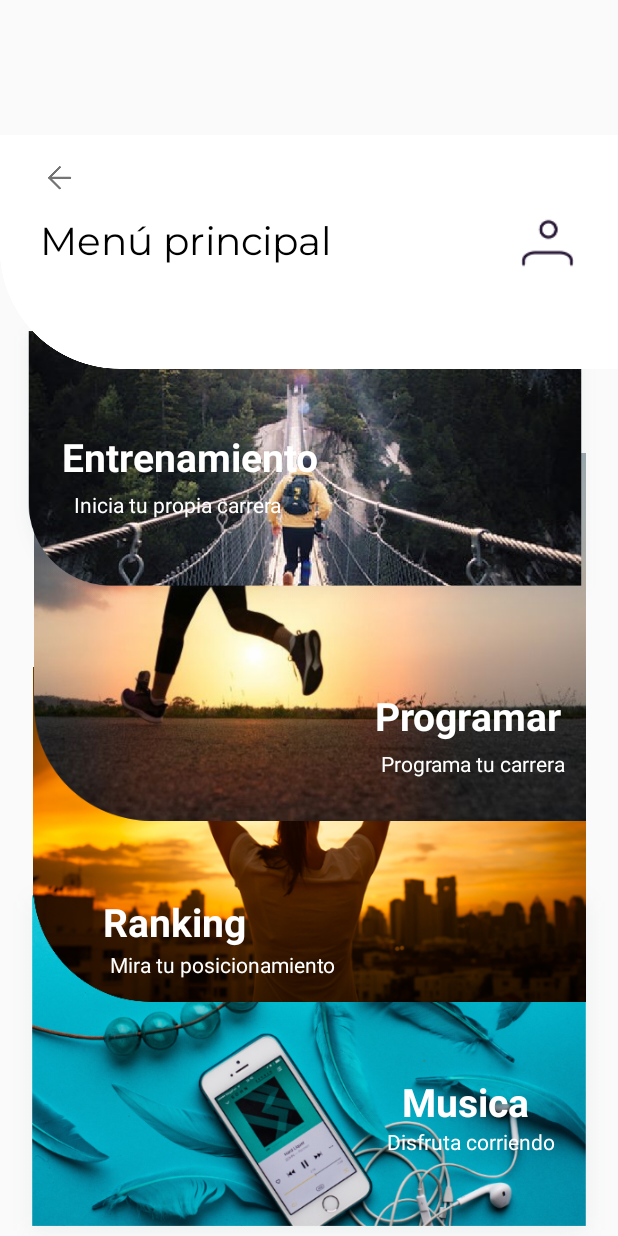
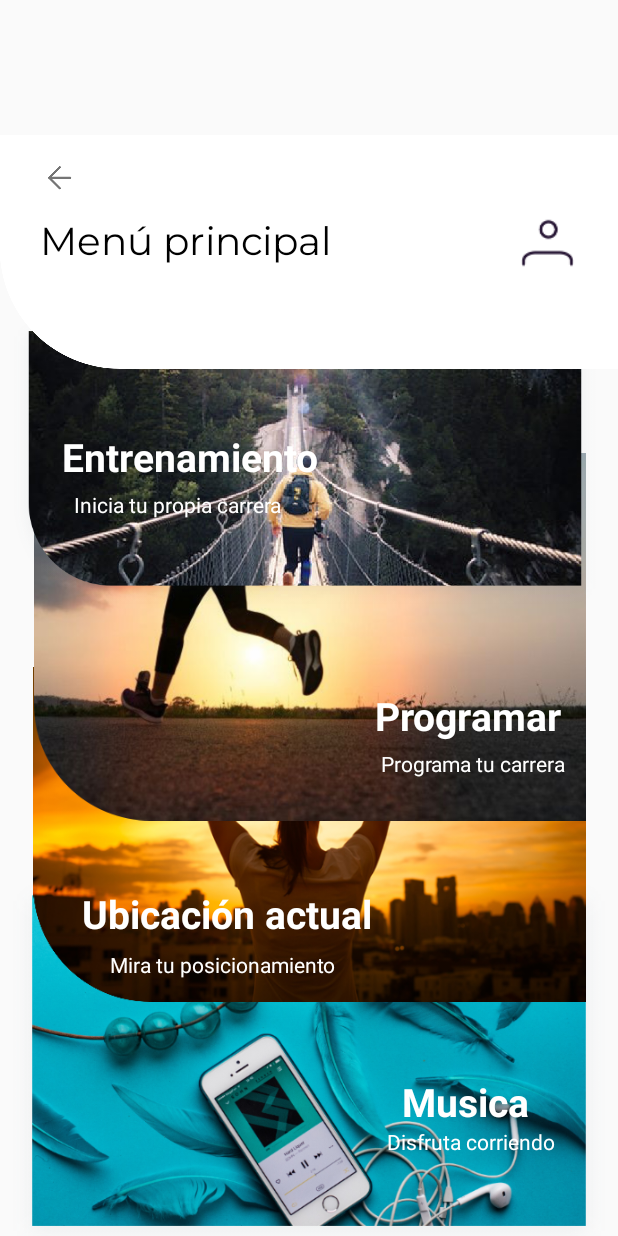
Before and after one commit to FannyLorenzo/Proyecto, an Android app: the screen it shows after launch (MenuPrincipal), after a tap on "SIGUIENTE", on a phone screen of 412 x 824 dp. Run offline under Robolectric (Android 15) with nearby library versions, the phone set to English and light mode, and no system bars.

Commit message:
ubicacion envez de ranking . sin mapa todavia :C

```diff
--- a/app/src/main/AndroidManifest.xml
+++ b/app/src/main/AndroidManifest.xml
@@ -21,13 +21,14 @@
         android:roundIcon="@mipmap/ic_launcher_round"
         android:supportsRtl="true"
         android:theme="@style/Theme.Proyecto">
-        <activity android:name=".view.UsuarioActivity"></activity>
+        <activity android:name=".view.UsuarioActivity"/>
         <activity android:name=".view.RegistroActivity" />
         <activity android:name=".view.LoginActivity" />
         <activity android:name=".view.AudioActivity" />
         <activity android:name=".view.EntrenamientoActivity" />
         <activity android:name=".view.MenuPrincipal" />
         <activity android:name=".view.Prueba" />
+        <activity android:name=".view.UbicacionActivity" />
         <activity android:name=".view.RecorridoActivity" />
         <activity android:name=".MainActivity">
             <intent-filter>
--- a/app/src/main/java/com/example/proyecto/MainActivity.java
+++ b/app/src/main/java/com/example/proyecto/MainActivity.java
@@ -18,9 +18,9 @@ import com.example.proyecto.view.MenuPrincipal;
 
 public class MainActivity extends AppCompatActivity {
 
-    private final int REQUEST_PERMISSION_STORE = 111;
-    private final int REQUEST_PERMISSION_CAMERA = 111;
-    private final int REQUEST_PERMISSION_UBICACION = 111;
+    public final int REQUEST_PERMISSION_STORE = 111;
+    public final int REQUEST_PERMISSION_CAMERA = 111;
+    public final int REQUEST_PERMISSION_UBICACION = 111;
 private Button btn_next;
     @Override
     protected void onCreate(Bundle savedInstanceState) {
--- a/app/src/main/res/layout/activity_menu_principal.xml
+++ b/app/src/main/res/layout/activity_menu_principal.xml
@@ -118,7 +118,7 @@
         android:layout_marginBottom="502dp"
         android:text="@string/entrenamiento"
         android:textColor="@color/white"
-        android:textSize="26dp"
+        android:textSize="26sp"
         android:textStyle="bold" />
 
     <TextView
@@ -129,9 +129,9 @@
         android:layout_alignParentBottom="true"
         android:layout_marginEnd="224dp"
         android:layout_marginBottom="478dp"
-        android:text="Inicia tu propia carrera"
+        android:text="@string/inicia_tu_propia_carrera"
         android:textColor="@color/white"
-        android:textSize="14dp" />
+        android:textSize="14sp" />
 
     <TextView
         android:id="@+id/txt_programar"
@@ -143,7 +143,7 @@
         android:layout_marginBottom="329dp"
         android:text="@string/programar"
         android:textColor="@color/white"
-        android:textSize="26dp"
+        android:textSize="26sp"
         android:textStyle="bold" />
 
     <TextView
@@ -154,9 +154,9 @@
         android:layout_alignParentBottom="true"
         android:layout_marginEnd="35dp"
         android:layout_marginBottom="305dp"
-        android:text="Programa tu carrera"
+        android:text="@string/programa_tu_carrera"
         android:textColor="@color/white"
-        android:textSize="14dp" />
+        android:textSize="14sp" />
 
     <TextView
         android:id="@+id/txt_ranking"
@@ -164,11 +164,11 @@
         android:layout_height="wrap_content"
         android:layout_alignParentEnd="true"
         android:layout_alignParentBottom="true"
-        android:layout_marginEnd="248dp"
-        android:layout_marginBottom="192dp"
-        android:text="@string/ranking"
+        android:layout_marginEnd="164dp"
+        android:layout_marginBottom="197dp"
+        android:text="@string/ubicaci_n_actual"
         android:textColor="@color/white"
-        android:textSize="26dp"
+        android:textSize="26sp"
         android:textStyle="bold" />
 
     <TextView
@@ -179,9 +179,9 @@
         android:layout_alignParentBottom="true"
         android:layout_marginEnd="188dp"
         android:layout_marginBottom="171dp"
-        android:text="Mira tu posicionamiento"
+        android:text="@string/mira_tu_posicionamiento"
         android:textColor="@color/white"
-        android:textSize="14dp" />
+        android:textSize="14sp" />
 
     <TextView
         android:id="@+id/txt_musica"
@@ -193,7 +193,7 @@
         android:layout_marginBottom="72dp"
         android:text="@string/musica"
         android:textColor="@color/white"
-        android:textSize="26dp"
+        android:textSize="26sp"
         android:textStyle="bold" />
 
     <TextView
@@ -204,8 +204,8 @@
         android:layout_alignParentBottom="true"
         android:layout_marginEnd="42dp"
         android:layout_marginBottom="53dp"
-        android:text="Disfruta corriendo"
+        android:text="@string/disfruta_corriendo"
         android:textColor="@color/white"
-        android:textSize="14dp" />
+        android:textSize="14sp" />
 
 </RelativeLayout>
--- a/app/src/main/res/values/strings.xml
+++ b/app/src/main/res/values/strings.xml
@@ -28,4 +28,8 @@
     <string name="direccion"><![CDATA[<<direccion>>]]></string>
     <!-- TODO: Remove or change this placeholder text -->
     <string name="hello_blank_fragment">Hello blank fragment</string>
+    <string name="mira_tu_posicionamiento">Mira tu posicionamiento</string>
+    <string name="disfruta_corriendo">Disfruta corriendo</string>
+    <string name="programa_tu_carrera">Programa tu carrera</string>
+    <string name="inicia_tu_propia_carrera">Inicia tu propia carrera</string>
 </resources>
```
Also changed, not shown: app/src/main/java/com/example/proyecto/view/UbicacionActivity.java (+11 -18 lines), app/src/main/res/layout/activity_ubicacion.xml (+17 -21 lines).
